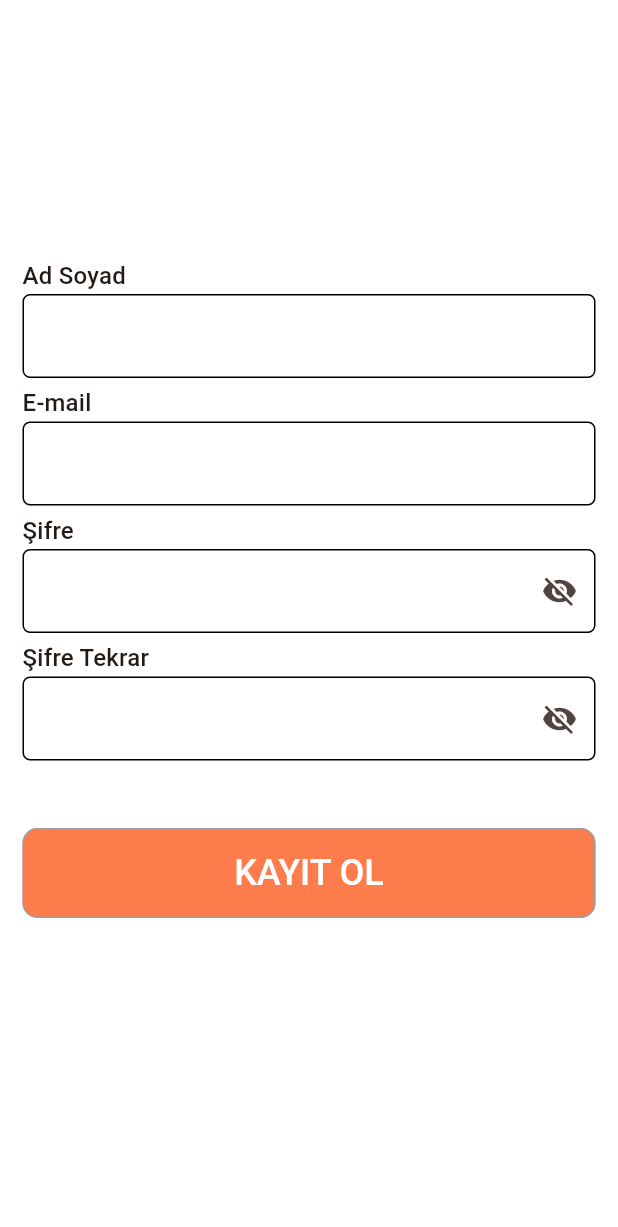
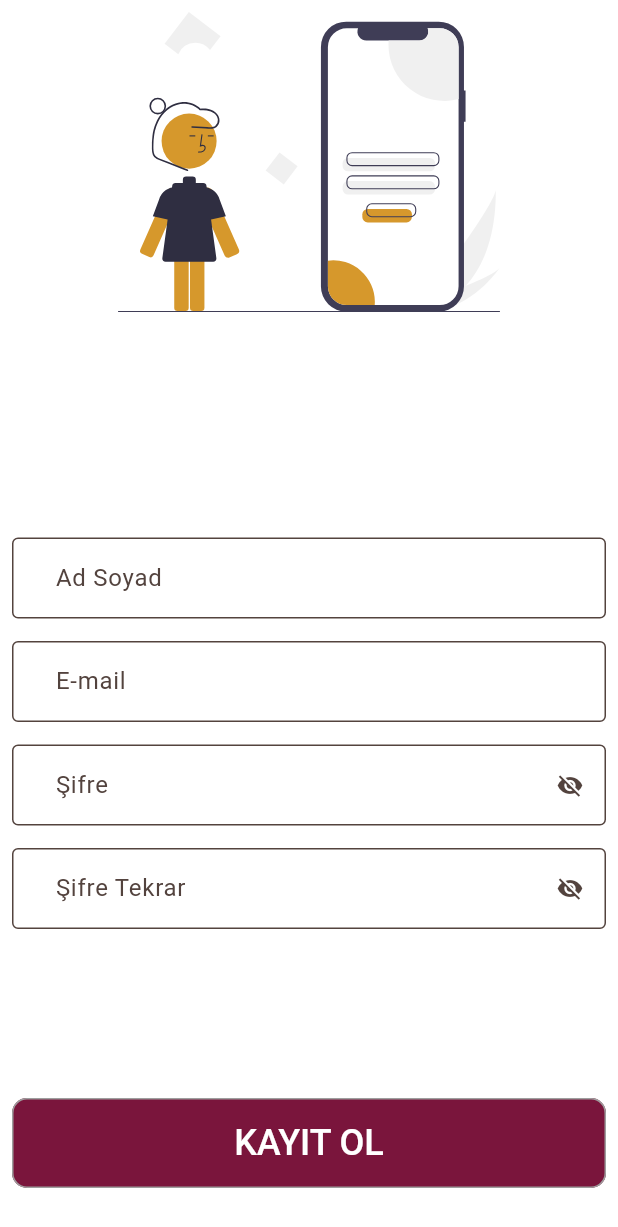
Before and after one commit to resulcay/my_comment, a Flutter app: the RegisterScreen screen opened directly, on a phone screen of 412 x 824 dp. Shown: the top 1227 px of the screen. Run offline on Flutter 3.47's test engine with Material 2 defaults, Android fonts, the phone set to English and light mode, and no system bars; our stand-ins replace cloud_firestore, curved_navigation_bar, firebase_auth, firebase_core, flutter_svg, google_sign_in and 1 more; missing offline and left inert: flutter_facebook_auth; accounts and stored records are empty; statements that could not run were skipped.

```diff
--- a/lib/components/decorated_text_field.dart
+++ b/lib/components/decorated_text_field.dart
@@ -1,4 +1,5 @@
 import 'package:flutter/material.dart';
+import 'package:my_comment/constants/color_constants.dart';
 
 class DecoratedTextField extends StatefulWidget {
   const DecoratedTextField(
@@ -23,31 +24,25 @@ class _DecoratedTextFieldState extends State<DecoratedTextField> {
   bool checkIfClicked = false;
   @override
   Widget build(BuildContext context) {
-    return Column(
-      crossAxisAlignment: CrossAxisAlignment.start,
-      children: [
-        Text(
-          widget.hintField,
-          style: Theme.of(context).textTheme.titleMedium,
-        ),
-        TextField(
+    return Padding(
+      padding: const EdgeInsets.symmetric(vertical: 5),
+      child: TextField(
         keyboardType: widget.type,
         textInputAction: TextInputAction.next,
         controller: widget.textFieldController,
         obscureText: widget.isObscured && checkIfClicked == false,
         decoration: InputDecoration(
-            focusedBorder: OutlineInputBorder(
-              borderRadius: BorderRadius.circular(5),
-              borderSide: const BorderSide(color: Colors.grey),
+          isDense: true,
+          label: Padding(
+            padding: const EdgeInsets.only(left: 10),
+            child: Text(widget.hintField),
           ),
-            enabledBorder: OutlineInputBorder(
-              borderRadius: BorderRadius.circular(5),
-            ),
+          filled: true,
+          contentPadding: const EdgeInsets.all(15),
+          border: const OutlineInputBorder(),
+          fillColor: ColorConstants.pureWhite,
           suffixIcon: widget.isObscured == true
               ? IconButton(
-                    //
-                    // Metnin gizliliğini değiştirir.
-                    //
                   onPressed: () {
                     setState(() {
                       checkIfClicked = !checkIfClicked;
@@ -59,7 +54,6 @@ class _DecoratedTextFieldState extends State<DecoratedTextField> {
               : null,
         ),
       ),
-      ],
     );
   }
 }
--- a/lib/components/nav_bar.dart
+++ b/lib/components/nav_bar.dart
@@ -17,7 +17,7 @@ class CurvedNavBar extends StatelessWidget {
   Widget build(BuildContext context) {
     return CurvedNavigationBar(
       color: ColorConstants.primaryColor,
-      backgroundColor: ColorConstants.primaryVariant,
+      backgroundColor: Theme.of(context).scaffoldBackgroundColor,
       index: Provider.of<NavigationService>(context).pageIndex,
       onTap: (index) {
         Provider.of<NavigationService>(context, listen: false)
--- a/lib/constants/color_constants.dart
+++ b/lib/constants/color_constants.dart
@@ -2,7 +2,7 @@ import 'package:flutter/material.dart';
 
 class ColorConstants {
   static const primaryColor = Color(0xfffd7c4c);
-  static const warningColor = Color(0xff550825);
+  static const secondaryColor = Color.fromARGB(255, 122, 21, 60);
   static const primaryVariant = Color.fromARGB(255, 209, 192, 189);
   static const okColor = Colors.green;
   static const iconColor = Color(0xFF0DBDBD);
--- a/lib/main.dart
+++ b/lib/main.dart
@@ -1,7 +1,6 @@
 import 'package:firebase_core/firebase_core.dart';
 import 'package:flutter/material.dart';
 import 'package:flutter/services.dart';
-import 'package:my_comment/screens/register_screen.dart';
 import 'package:my_comment/service/auth_stream_controller.dart';
 import 'package:my_comment/service/email_auth_service.dart';
 import 'package:my_comment/service/theme_service.dart';
@@ -38,8 +37,7 @@ class MyApp extends StatelessWidget {
         title: 'My Comment',
         debugShowCheckedModeBanner: false,
         theme: ThemeService.themeConfiguration(context),
-        //  home: const AuthStreamController(),
-        home: const RegisterScreen(),
+        home: const AuthStreamController(),
       ),
     );
   }
--- a/lib/screens/register_screen.dart
+++ b/lib/screens/register_screen.dart
@@ -1,12 +1,13 @@
+import 'package:flutter_svg/svg.dart';
 import 'package:my_comment/constants/color_constants.dart';
 import 'package:my_comment/extensions/media_query_extension.dart';
 import 'package:flutter/material.dart';
-import 'package:my_comment/screens/home_screen.dart';
+import 'package:my_comment/service/auth_stream_controller.dart';
+import 'package:my_comment/service/path_service.dart';
 
 import '../components/decorated_text_field.dart';
 import '../components/info_snackbar.dart';
 import '../service/email_auth_service.dart';
-import '../service/auth_stream_controller.dart';
 
 class RegisterScreen extends StatefulWidget {
   const RegisterScreen({super.key});
@@ -50,7 +51,7 @@ class _RegisterScreenState extends State<RegisterScreen> {
   navigate() {
     Navigator.of(context).pushReplacement(
       MaterialPageRoute(
-        builder: (context) => const HomeScreen(),
+        builder: (context) => const AuthStreamController(),
       ),
     );
   }
@@ -70,16 +71,25 @@ class _RegisterScreenState extends State<RegisterScreen> {
   @override
   Widget build(BuildContext context) {
     return Scaffold(
-      backgroundColor: Colors.white70.withOpacity(.9),
+      backgroundColor: ColorConstants.pureWhite,
       body: SafeArea(
         child: Center(
           child: SingleChildScrollView(
             child: Padding(
-              padding: const EdgeInsets.all(15),
+              padding: const EdgeInsets.all(8),
               child: SizedBox(
+                height: context.height,
                 width: context.width,
                 child: Column(
-                  mainAxisAlignment: MainAxisAlignment.center,
+                  mainAxisAlignment: MainAxisAlignment.spaceBetween,
+                  children: [
+                    SizedBox(
+                      height: 200,
+                      child: SvgPicture.asset(
+                          PathService.imagePathProvider('register.svg')),
+                    ),
+                    const SizedBox(height: 20),
+                    Column(
                       children: [
                         DecoratedTextField(
                           hintField: "Ad Soyad",
@@ -103,11 +113,13 @@ class _RegisterScreenState extends State<RegisterScreen> {
                             isObscured: true,
                             textFieldController: passRepeatController),
                         const SizedBox(height: 5),
+                      ],
+                    ),
                     Padding(
                       padding: const EdgeInsets.symmetric(vertical: 40),
                       child: OutlinedButton(
                         style: OutlinedButton.styleFrom(
-                          backgroundColor: ColorConstants.primaryColor,
+                          backgroundColor: ColorConstants.secondaryColor,
                           foregroundColor: ColorConstants.primaryVariant,
                           fixedSize: const Size(double.infinity, 60),
                           shape: RoundedRectangleBorder(
--- a/pubspec.yaml
+++ b/pubspec.yaml
@@ -18,7 +18,7 @@ dependencies:
   sign_in_button: ^3.2.0
   provider: ^6.0.5
   curved_navigation_bar: ^1.0.3
-  uuid: ^3.0.7
+  flutter_svg: ^2.0.5
   cupertino_icons: ^1.0.2
 
 dev_dependencies:
```
Also changed, not shown: lib/screens/home_screen.dart (+62 -20 lines), lib/screens/login_screen.dart (+5 -5 lines), lib/service/email_auth_service.dart (+6 -20 lines), assets/images/register.svg (added), assets/images/welcome.svg (added), pubspec.lock. Lines whose indentation alone changed are shown as unchanged.
